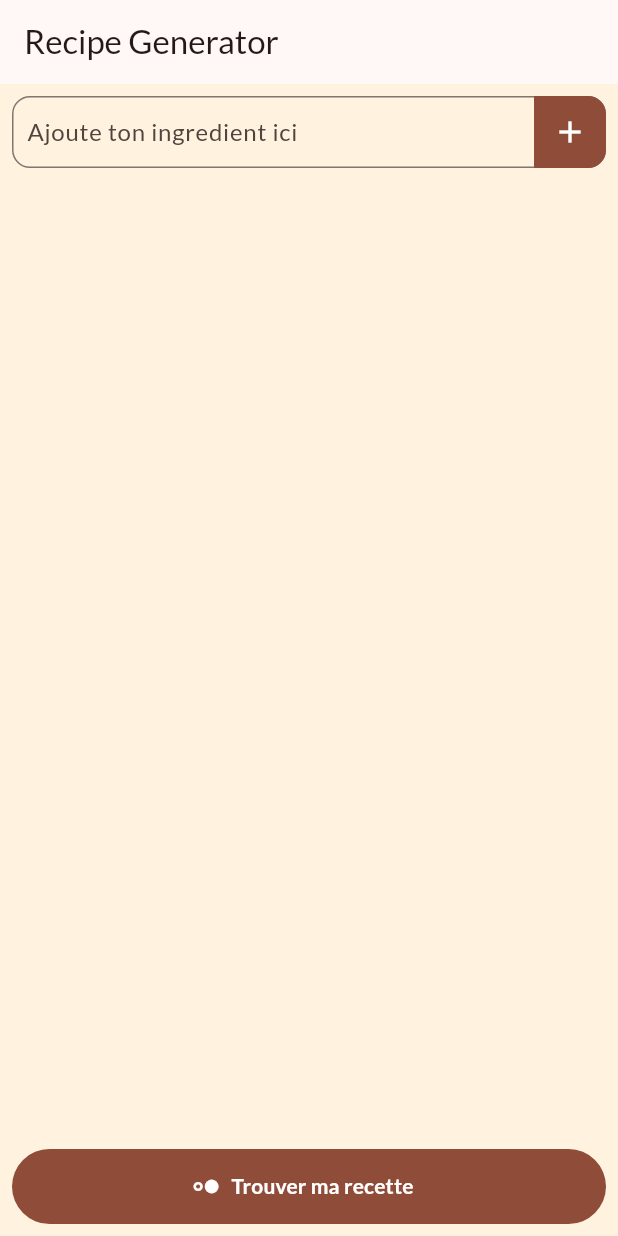
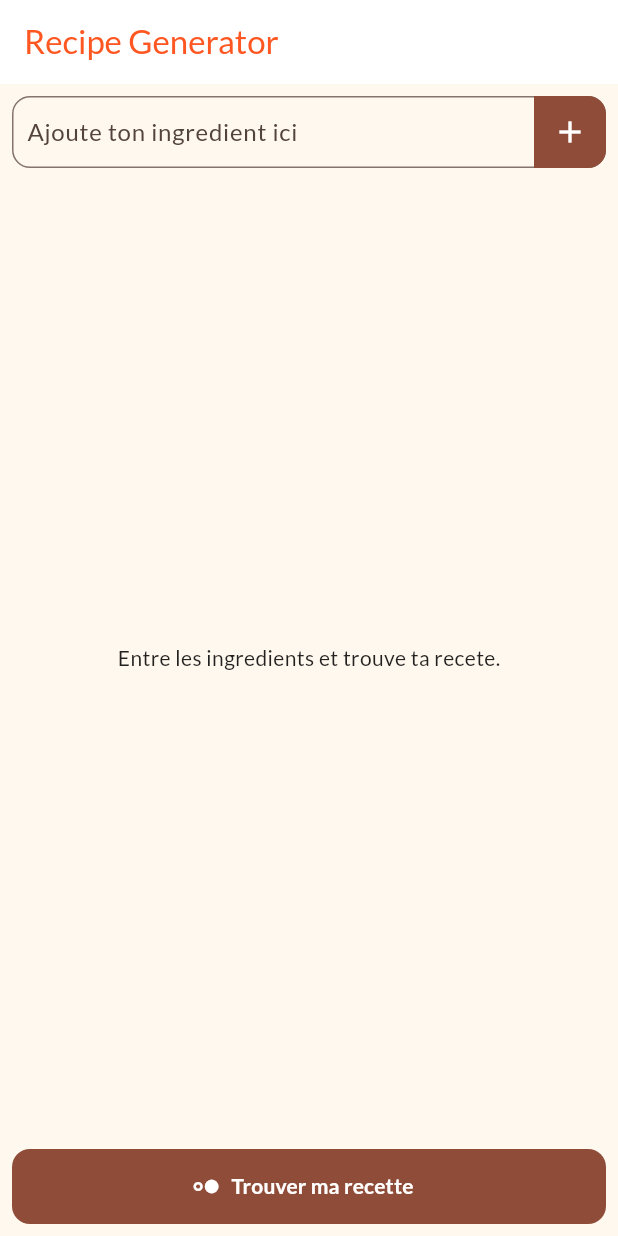
Before and after one commit to Starland9/recipe_finder, a Flutter app: the screen it shows after launch, on a phone screen of 412 x 824 dp. Run offline on Flutter 3.47's test engine with Material 2 defaults, Android fonts, the phone set to English and light mode, and no system bars; our stand-ins replace bloc, flutter_bloc, google_fonts; missing offline and left inert: flutter_gif, translator.

Commit message:
adding gif

```diff
--- /dev/null
+++ b/lib/blocs/recipe/bloc/recipe_bloc.dart
@@ -0,0 +1,26 @@
+import 'dart:async';
+
+import 'package:bloc/bloc.dart';
+import 'package:meta/meta.dart';
+import 'package:recipe_finder/apis/services/hugging_face.dart';
+import 'package:recipe_finder/models/recipe/recipe.dart';
+
+part 'recipe_event.dart';
+part 'recipe_state.dart';
+
+class RecipeBloc extends Bloc<RecipeEvent, RecipeState> {
+  RecipeBloc() : super(RecipeInitial()) {
+    on<RecipeGetEvent>(_getRecipe);
+  }
+
+  FutureOr<void> _getRecipe(
+      RecipeGetEvent event, Emitter<RecipeState> emit) async {
+    emit(RecipeLoading());
+    try {
+      final result = await HuggingFace().getRecipe(event.ingredients);
+      emit(RecipeLoaded(recipe: result));
+    } catch (e) {
+      emit(RecipeError());
+    }
+  }
+}
--- /dev/null
+++ b/lib/blocs/recipe/bloc/recipe_event.dart
@@ -0,0 +1,10 @@
+part of 'recipe_bloc.dart';
+
+@immutable
+sealed class RecipeEvent {}
+
+class RecipeGetEvent extends RecipeEvent {
+  final List<String> ingredients;
+
+  RecipeGetEvent({required this.ingredients});
+}
--- /dev/null
+++ b/lib/blocs/recipe/bloc/recipe_state.dart
@@ -0,0 +1,16 @@
+part of 'recipe_bloc.dart';
+
+@immutable
+sealed class RecipeState {}
+
+final class RecipeInitial extends RecipeState {}
+
+final class RecipeLoading extends RecipeState {}
+
+final class RecipeLoaded extends RecipeState {
+  final Recipe recipe;
+
+  RecipeLoaded({required this.recipe});
+}
+
+final class RecipeError extends RecipeState {}
--- a/lib/main.dart
+++ b/lib/main.dart
@@ -19,6 +19,13 @@ class MainApp extends StatelessWidget {
         useMaterial3: true,
         colorSchemeSeed: Colors.deepOrange,
         textTheme: GoogleFonts.latoTextTheme(),
+        appBarTheme: const AppBarTheme(
+          foregroundColor: Colors.deepOrange,
+          backgroundColor: Colors.white,
+          surfaceTintColor: Colors.white,
+          elevation: 10,
+        ),
+        scaffoldBackgroundColor: const Color.fromARGB(255, 255, 248, 238),
       ),
     );
   }
--- a/lib/modules/home/components/buttons.dart
+++ b/lib/modules/home/components/buttons.dart
@@ -1,35 +1,42 @@
 import 'package:flutter/material.dart';
-import 'package:recipe_finder/apis/services/hugging_face.dart';
+import 'package:flutter_bloc/flutter_bloc.dart';
+import 'package:recipe_finder/blocs/recipe/bloc/recipe_bloc.dart';
 
 class FindButton extends StatelessWidget {
   const FindButton({
     super.key,
-    this.onTap,
-    required this.ingredients,
+    this.onPressed,
   });
 
-  final Function(dynamic value)? onTap;
-  final List<String> ingredients;
+  final VoidCallback? onPressed;
 
   @override
   Widget build(BuildContext context) {
-    return FilledButton.icon(
-      style: const ButtonStyle(
-        fixedSize: MaterialStatePropertyAll(
-          Size(double.maxFinite, 50),
-        ),
-      ),
-      onPressed: () {
-        onTap!("Nous cherchons ta recette...");
-        HuggingFace().getRecipe(ingredients)?.then((value) {
-          onTap!(value);
-        });
+    return BlocBuilder<RecipeBloc, RecipeState>(
+      builder: (context, state) {
+        if (state is RecipeLoading) {
+          return const Center(
+            child: SizedBox(
+              width: 50,
+              height: 50,
+              child: CircularProgressIndicator(),
+            ),
+          );
+        }
+        return FilledButton.icon(
+          style: ButtonStyle(
+              fixedSize:
+                  const MaterialStatePropertyAll(Size(double.maxFinite, 50)),
+              shape: MaterialStatePropertyAll(RoundedRectangleBorder(
+                  borderRadius: BorderRadius.circular(12)))),
+          onPressed: onPressed,
+          icon: const Icon(Icons.hdr_strong_sharp),
+          label: const Text(
+            "Trouver ma recette",
+            style: TextStyle(fontWeight: FontWeight.bold),
+          ),
+        );
       },
-      icon: const Icon(Icons.hdr_strong_sharp),
-      label: const Text(
-        "Trouver ma recette",
-        style: TextStyle(fontWeight: FontWeight.bold),
-      ),
     );
   }
 }
--- a/lib/modules/home/components/search.dart
+++ b/lib/modules/home/components/search.dart
@@ -27,7 +27,7 @@ class SearchInput extends StatelessWidget {
                     BorderRadius.horizontal(right: Radius.circular(12)))),
           ),
           onPressed: () {
-            onSearch!(controller.text);
+            onSearch?.call(controller.text);
             controller.clear();
           },
           icon: const Icon(
--- a/lib/modules/home/home.dart
+++ b/lib/modules/home/home.dart
@@ -1,11 +1,14 @@
 import 'package:flutter/material.dart';
-import 'package:recipe_finder/models/recipe/recipe.dart';
+import 'package:flutter_bloc/flutter_bloc.dart';
+import 'package:recipe_finder/blocs/recipe/bloc/recipe_bloc.dart';
+import 'package:recipe_finder/modules/home/views/recipe_error.dart';
+import 'package:recipe_finder/modules/home/views/recipe_initial.dart';
+import 'package:recipe_finder/modules/home/views/recipe_loading.dart';
 import 'package:recipe_finder/modules/recipe/recipe.dart';
 
 import 'components/buttons.dart';
 import 'components/search.dart';
 
-// ignore: must_be_immutable
 class HomePage extends StatefulWidget {
   const HomePage({super.key});
 
@@ -15,8 +18,6 @@ class HomePage extends StatefulWidget {
 
 class _HomePageState extends State<HomePage> {
   List<String> ingredients = [];
-  Recipe? recipe;
-  String? helperText;
 
   @override
   Widget build(BuildContext context) {
@@ -24,20 +25,47 @@ class _HomePageState extends State<HomePage> {
       appBar: AppBar(
         title: const Text("Recipe Generator"),
       ),
-      backgroundColor: Colors.orange.shade50,
       body: Padding(
         padding: const EdgeInsets.all(8.0),
+        child: BlocProvider(
+          create: (context) => RecipeBloc(),
           child: Column(
             crossAxisAlignment: CrossAxisAlignment.start,
             children: [
-            SearchInput(
-              onSearch: (text) {
-                setState(() {
-                  ingredients.add(text);
-                });
+              SearchInput(onSearch: _addIngredients),
+              _buildChipWrap(),
+              Expanded(child: BlocBuilder<RecipeBloc, RecipeState>(
+                builder: (context, state) {
+                  return Center(
+                    child: switch (state.runtimeType) {
+                      RecipeInitial => const RecipeInitialView(),
+                      RecipeLoading => const RecipeLoadingView(),
+                      RecipeError => const RecipeErrorView(),
+                      RecipeLoaded =>
+                        RecipeCard(recipe: (state as RecipeLoaded).recipe),
+                      Type() => const SizedBox(),
+                    },
+                  );
+                },
+              )),
+              BlocBuilder<RecipeBloc, RecipeState>(
+                builder: (context, state) {
+                  return FindButton(
+                    onPressed: () => context
+                        .read<RecipeBloc>()
+                        .add(RecipeGetEvent(ingredients: ingredients)),
+                  );
                 },
               ),
-            Wrap(
+            ],
+          ),
+        ),
+      ),
+    );
+  }
+
+  Wrap _buildChipWrap() {
+    return Wrap(
       spacing: 10,
       runSpacing: 0,
       children: ingredients
@@ -48,53 +76,16 @@ class _HomePageState extends State<HomePage> {
                   ingredients.remove(e);
                 });
               },
-                      label: Text(
-                        e,
-                      ),
+              label: Text(e),
             ),
           )
           .toList(),
-            ),
-            Expanded(
-              child: recipe == null
-                  ? Center(child: Text(helperText ?? ""))
-                  : SingleChildScrollView(
-                      child: RecipeCard(
-                        title: recipe!.title,
-                        ingredients: recipe!.ingredients,
-                        instructions: recipe!.directions,
-                      ),
-                    ),
-            ),
-            FindButton(
-                ingredients: ingredients,
-                onTap: (value) {
-                  _searchRecipe(value);
-                }),
-          ],
-        ),
-      ),
     );
   }
 
-  void _searchRecipe(value) {
-    helperText == "Nous concevons une belle recette...";
-    recipe = null;
-    if (value is Recipe) {
+  _addIngredients(String text) {
     setState(() {
-        recipe = value;
-      });
-    }
-    if (value is String) {
-      setState(() {
-        helperText = value;
-      });
-    }
-    if (value == null) {
-      setState(() {
-        helperText =
-            "Le cuisinier est occupé, veuillez patientez et réessayer dans une minute !";
+      ingredients.add(text);
     });
   }
 }
-}
--- /dev/null
+++ b/lib/modules/home/views/recipe_initial.dart
@@ -0,0 +1,10 @@
+import 'package:flutter/material.dart';
+
+class RecipeInitialView extends StatelessWidget {
+  const RecipeInitialView({super.key});
+
+  @override
+  Widget build(BuildContext context) {
+    return const Text("Entre les ingredients et trouve ta recete.");
+  }
+}
--- a/pubspec.yaml
+++ b/pubspec.yaml
@@ -7,12 +7,14 @@ environment:
   sdk: '>=3.0.1 <4.0.0'
 
 dependencies:
+  bloc: ^8.1.2
   flutter:
     sdk: flutter
+  flutter_bloc: ^8.1.3
+  flutter_gif: ^0.0.4
   google_fonts: any
-  hive: ^2.2.3
-  hive_flutter: ^1.1.0
   http: any
+  meta: ^1.9.1
   translator: any
 
 dev_dependencies:
```
Also changed, not shown: lib/apis/services/hugging_face.dart (+1 -6 lines), lib/modules/home/views/recipe_error.dart (added, +25 -0 lines), lib/modules/home/views/recipe_loading.dart (added, +45 -0 lines), lib/modules/recipe/recipe.dart (+11 -15 lines), assets/recipe-cuisine.gif (added), pubspec.lock, 1 other file. Lines whose indentation alone changed are shown as unchanged.
